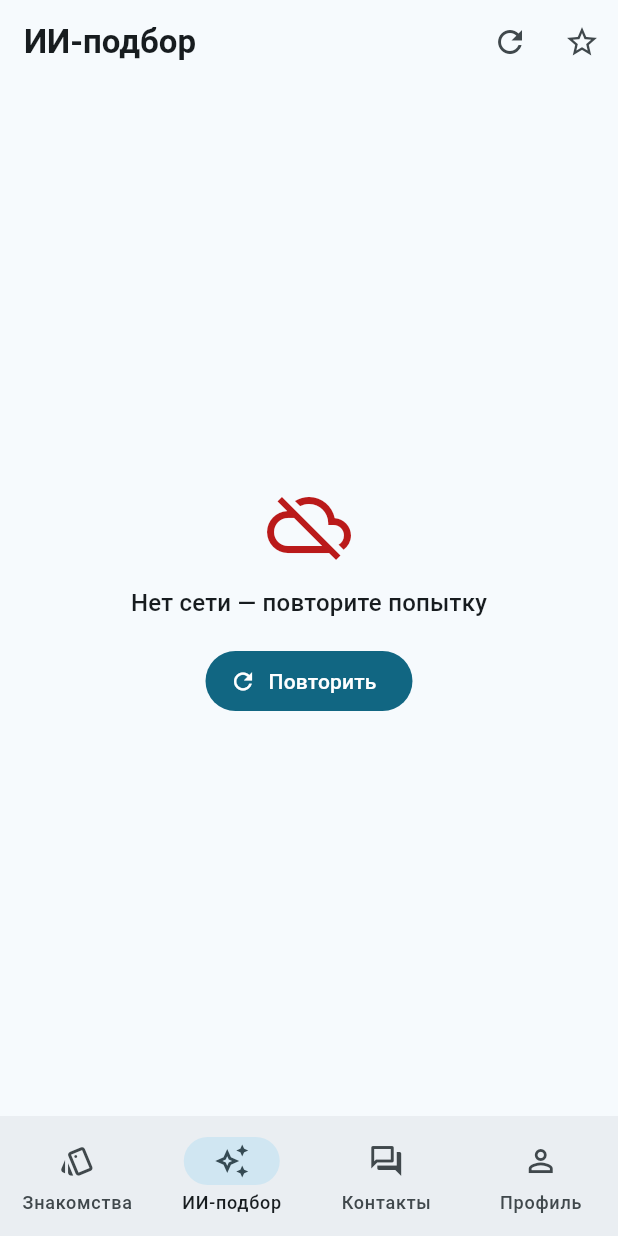
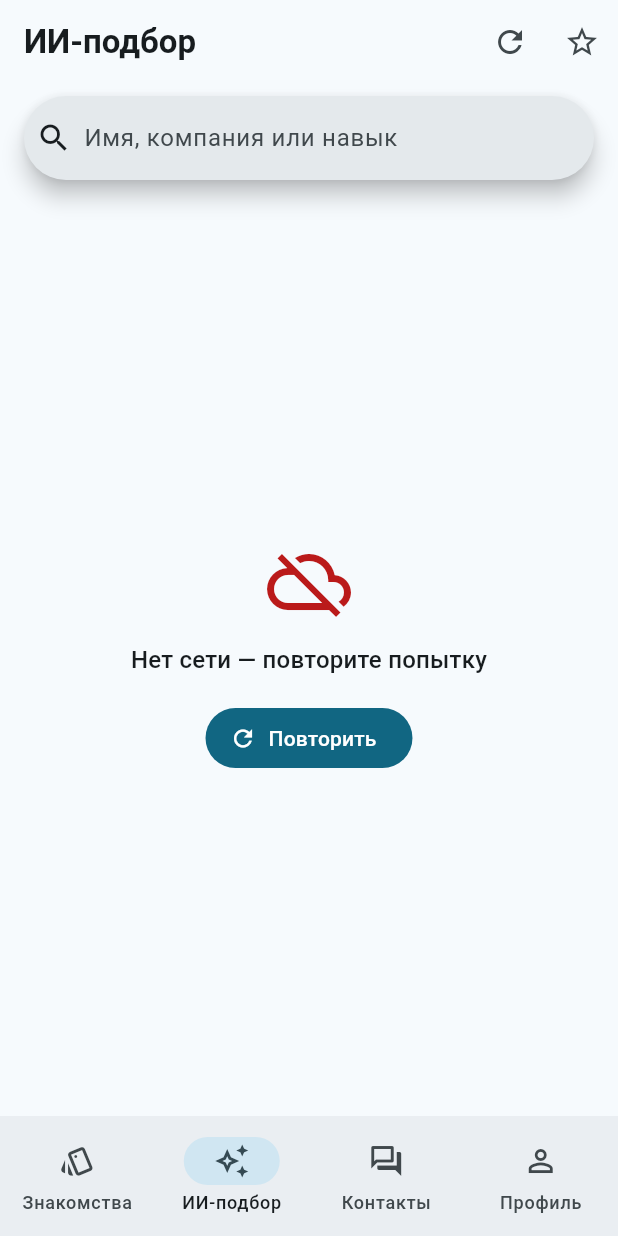
Before and after one commit to anastasia56yy/PAM-BizMatch, a Flutter app: the MatchesScreen screen opened by its route, after a tap on the "refresh" icon, on a phone screen of 412 x 824 dp. Run offline on Flutter 3.47's test engine with Material 3 defaults, Android fonts, the phone set to English and light mode, and no system bars; our stand-ins replace go_router, shared_preferences; accounts and stored records are empty; network calls fail.

Commit message:
L5: пагинация и поиск на сервере связаны с UI — fetchAll({page, limit, search}) растёт совместимо; ProfilesModel.load(search:)/loadMore() с guard; поиск в «ИИ-подборе», хвост списка и «Знакомств» просит следующий ломоть
Co-Authored-By: Claude Opus 5.5 <noreply@anthropic.com>

```diff
--- a/lib/data/http_repositories.dart
+++ b/lib/data/http_repositories.dart
@@ -16,8 +16,17 @@ class HttpProfileRepository implements ProfileRepository {
   final ApiClient _api;
 
   @override
-  Future<Result<List<Profile>>> fetchAll() => _api.send('GET', '/profiles',
-      okStatus: 200, parse: (j) => itemsOf(j, Profile.fromJson));
+  Future<Result<List<Profile>>> fetchAll(
+      {int page = 1, int limit = 20, String? search}) {
+    // адрес получает query params; поиск идёт НА СЕРВЕРЕ
+    final query = Uri(queryParameters: {
+      'page': '$page',
+      'limit': '$limit',
+      if (search != null && search.isNotEmpty) 'search': search,
+    }).query;
+    return _api.send('GET', '/profiles?$query',
+        okStatus: 200, parse: (j) => itemsOf(j, Profile.fromJson));
+  }
 
   @override
   Future<Result<Profile>> fetchById(int id) => _api.send('GET', '/profiles/$id',
--- a/lib/data/profile_repository.dart
+++ b/lib/data/profile_repository.dart
@@ -5,7 +5,10 @@ import 'result.dart';
 /// На L5 каждый метод — один REST-маршрут (GET/POST /profiles, GET/PUT/DELETE
 /// /profiles/{id}); экраны и модели этого не заметят.
 abstract class ProfileRepository {
-  Future<Result<List<Profile>>> fetchAll();
+  /// L5: интерфейс растёт совместимо — необязательные именованные параметры,
+  /// старый вызов fetchAll() компилируется без изменений.
+  Future<Result<List<Profile>>> fetchAll(
+      {int page = 1, int limit = 20, String? search});
   Future<Result<Profile>> fetchById(int id);
   Future<Result<Profile>> create(Profile profile);
   Future<Result<Profile>> update(Profile profile);
--- a/lib/models/profiles_model.dart
+++ b/lib/models/profiles_model.dart
@@ -32,6 +32,13 @@ class ProfilesModel extends ChangeNotifier {
   List<Profile> _profiles = const [];
   AiBrief? _brief;
 
+  // L5: поиск и ломти с сервера
+  static const _limit = 20;
+  String _search = '';
+  int _page = 1;
+  bool _hasMore = false;
+  bool _loadingMore = false;
+
   bool get isLoading => _loading;
   String? get error => _error;
 
@@ -40,6 +47,11 @@ class ProfilesModel extends ChangeNotifier {
 
   AiBrief? get brief => _brief;
 
+  String get search => _search;
+
+  /// Полная страница → видимо, на сервере есть ещё.
+  bool get hasMore => _hasMore;
+
   /// Рейтинг «ИИ-подбора»: все кандидаты или только подходящие под запрос.
   List<Profile> get matches => List.unmodifiable(
       _brief == null ? _profiles : _profiles.where(_brief!.accepts));
@@ -47,18 +59,43 @@ class ProfilesModel extends ChangeNotifier {
   /// Ищет в загруженном списке; null — такого id нет (или ещё грузится).
   Profile? byId(int id) => _profiles.where((p) => p.id == id).firstOrNull;
 
-  Future<void> load() async {
+  /// Первая страница. [search] — новый фильтр; без него retry сохраняет
+  /// прежний, пустая строка — сбросить.
+  Future<void> load({String? search}) async {
+    _search = search ?? _search;
+    _page = 1;
     _loading = true;
     _error = null;
     notifyListeners(); // подписанные экраны входят в состояние «грузится»
-    switch (await _repository.fetchAll()) {
+    switch (await _repository.fetchAll(limit: _limit, search: _search)) {
       case Ok(:final value):
-        _profiles = [...value]..sort((a, b) => b.aiScore.compareTo(a.aiScore));
+        _profiles = value; // порядок по оценке ИИ задаёт сервер
+        _hasMore = value.length == _limit;
       case Err(:final msg):
         _error = msg;
     }
     _loading = false;
     notifyListeners(); // …и выходят: с данными или с ошибкой — никогда молча
+  }
+
+  /// Следующий ломоть. Вызывается из itemBuilder, в разгар build — поэтому
+  /// флаг ставится БЕЗ notifyListeners (иначе «markNeedsBuild during build»),
+  /// а guard не даёт запросить одну страницу дважды.
+  Future<void> loadMore() async {
+    if (_loadingMore || _loading || !_hasMore) return;
+    _loadingMore = true;
+    final result = await _repository.fetchAll(
+        page: _page + 1, limit: _limit, search: _search);
+    _loadingMore = false;
+    switch (result) {
+      case Ok(:final value):
+        _page += 1;
+        _profiles = [..._profiles, ...value]; // страница ПРИКЛЕИВАЕТСЯ
+        _hasMore = value.length == _limit;
+      case Err():
+        _hasMore = false; // хвост гаснет; «Обновить» начнёт заново
+    }
+    notifyListeners();
   }
 
   /// «Скрыть из подбора». null — успех, строка — текст ошибки (как validator).
--- a/lib/screens/matches_screen.dart
+++ b/lib/screens/matches_screen.dart
@@ -17,16 +17,26 @@ class MatchesScreen extends StatefulWidget {
 }
 
 class _MatchesScreenState extends State<MatchesScreen> {
-  // эфемерное: текст поиска и выбранный чип нужны только этому экрану
-  String _query = '';
+  // эфемерное: текст в поле поиска и выбранный чип нужны только этому экрану
+  late final TextEditingController _searchCtrl;
   Goal? _goal;
 
-  bool _matchesQuery(Profile p) {
-    final q = _query.trim().toLowerCase();
-    if (q.isEmpty) return true;
-    return [p.name, p.company, p.title, ...p.skills]
-        .any((s) => s.toLowerCase().contains(q));
+  @override
+  void initState() {
+    super.initState();
+    // read — в initState, не в build (C7): поле помнит текущий поиск модели
+    _searchCtrl =
+        TextEditingController(text: context.read<ProfilesModel>().search);
   }
+
+  @override
+  void dispose() {
+    _searchCtrl.dispose();
+    super.dispose();
+  }
+
+  /// Поиск идёт НА СЕРВЕРЕ: телефон получает только свой ломоть.
+  void _search(String q) => context.read<ProfilesModel>().load(search: q.trim());
 
   @override
   Widget build(BuildContext context) {
@@ -37,22 +47,13 @@ class _MatchesScreenState extends State<MatchesScreen> {
     } else if (model.error != null) {
       body = ErrorView(
           message: model.error!,
-          onRetry: () => context.read<ProfilesModel>().load());
+          onRetry: () => context.read<ProfilesModel>().load()); // поиск сохранён
     } else {
       final list = model.matches
           .where((p) => _goal == null || p.goal == _goal)
-          .where(_matchesQuery)
           .toList();
-      body = ListView(
-        padding: const EdgeInsets.all(16),
-        children: [
+      final header = <Widget>[
         _BriefCard(brief: model.brief),
-          const SizedBox(height: 12),
-          SearchBar(
-            hintText: 'Имя, компания или навык',
-            leading: const Icon(Icons.search),
-            onChanged: (v) => setState(() => _query = v),
-          ),
         const SizedBox(height: 12),
         SingleChildScrollView(
           scrollDirection: Axis.horizontal,
@@ -71,7 +72,10 @@ class _MatchesScreenState extends State<MatchesScreen> {
           ),
         ),
         const SizedBox(height: 12),
-          Text('Лучшие кандидаты · ${list.length}',
+        Text(
+            model.search.isEmpty
+                ? 'Лучшие кандидаты · ${list.length}'
+                : 'Найдено по «${model.search}» · ${list.length}',
             style: Theme.of(context).textTheme.titleSmall),
         const SizedBox(height: 8),
         if (list.isEmpty)
@@ -81,8 +85,28 @@ class _MatchesScreenState extends State<MatchesScreen> {
                 'смягчите фильтры или сбросьте запрос к ИИ.',
                 textAlign: TextAlign.center),
           ),
-          for (final p in list)
-            Padding(
+      ];
+      body = ListView.builder(
+        padding: const EdgeInsets.fromLTRB(16, 0, 16, 16),
+        // заголовок + карточки + хвост, который просит следующую страницу
+        itemCount: header.length + list.length + (model.hasMore ? 1 : 0),
+        itemBuilder: (context, index) {
+          if (index < header.length) return header[index];
+          final i = index - header.length;
+          if (i == list.length) {
+            context.read<ProfilesModel>().loadMore(); // хвост виден → ещё
+            return const Padding(
+              padding: EdgeInsets.all(16),
+              child: Center(
+                  child: SizedBox(
+                      width: 24,
+                      height: 24,
+                      child: CircularProgressIndicator(strokeWidth: 2))),
+            );
+          }
+          final p = list[i];
+          return Padding(
+            key: ValueKey(p.id),
             padding: const EdgeInsets.only(bottom: 8),
             child: ProfileCard(
               profile: p,
@@ -90,8 +114,8 @@ class _MatchesScreenState extends State<MatchesScreen> {
               // зайду и вернусь → push; в адресе путешествует только id
               onTap: () => context.push('/matches/${p.id}'),
             ),
-            ),
-        ],
+          );
+        },
       );
     }
     return Scaffold(
@@ -106,7 +130,33 @@ class _MatchesScreenState extends State<MatchesScreen> {
           const ShortlistButton(basePath: '/matches'),
         ],
       ),
-      body: body,
+      body: Column(
+        children: [
+          // поле поиска вне триады: при загрузке оно не исчезает
+          Padding(
+            padding: const EdgeInsets.fromLTRB(16, 8, 16, 12),
+            child: SearchBar(
+              controller: _searchCtrl,
+              hintText: 'Имя, компания или навык',
+              leading: const Icon(Icons.search),
+              textInputAction: TextInputAction.search,
+              onSubmitted: _search,
+              trailing: [
+                if (model.search.isNotEmpty)
+                  IconButton(
+                    tooltip: 'Сбросить поиск',
+                    icon: const Icon(Icons.close),
+                    onPressed: () {
+                      _searchCtrl.clear();
+                      _search('');
+                    },
+                  ),
+              ],
+            ),
+          ),
+          Expanded(child: body),
+        ],
+      ),
     );
   }
 }
```
Also changed, not shown: lib/screens/discover_screen.dart (+10 -4 lines), 2 other files. Lines whose indentation alone changed are shown as unchanged.
